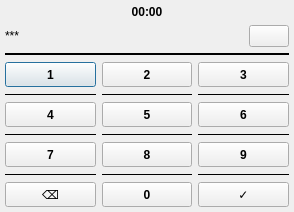
Qt form lockscreen.ui (Kobo-InkBox/lockscreen) before a commit.
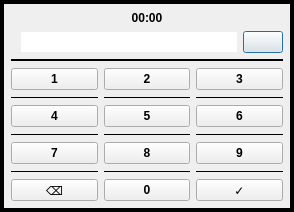
The same form after that commit.

Patch:
```diff
--- a/lockscreen.ui
+++ b/lockscreen.ui
@@ -24,18 +24,110 @@
     <enum>QLayout::SetNoConstraint</enum>
    </property>
    <property name="leftMargin">
-    <number>5</number>
+    <number>0</number>
    </property>
    <property name="topMargin">
-    <number>5</number>
+    <number>0</number>
    </property>
    <property name="rightMargin">
-    <number>5</number>
+    <number>0</number>
    </property>
    <property name="bottomMargin">
-    <number>5</number>
+    <number>0</number>
    </property>
-   <item row="4" column="0">
+   <property name="spacing">
+    <number>0</number>
+   </property>
+   <item row="0" column="0">
+    <widget class="QFrame" name="frame">
+     <property name="frameShape">
+      <enum>QFrame::Box</enum>
+     </property>
+     <property name="frameShadow">
+      <enum>QFrame::Plain</enum>
+     </property>
+     <property name="lineWidth">
+      <number>4</number>
+     </property>
+     <layout class="QGridLayout" name="gridLayout">
+      <property name="leftMargin">
+       <number>7</number>
+      </property>
+      <property name="topMargin">
+       <number>7</number>
+      </property>
+      <property name="rightMargin">
+       <number>7</number>
+      </property>
+      <property name="bottomMargin">
+       <number>7</number>
+      </property>
+      <item row="0" column="0">
+       <widget class="QLabel" name="timeLabel">
+        <property name="font">
+         <font>
+          <weight>75</weight>
+          <bold>true</bold>
+         </font>
+        </property>
+        <property name="lineWidth">
+         <number>0</number>
+        </property>
+        <property name="text">
+         <string>00:00</string>
+        </property>
+        <property name="alignment">
+         <set>Qt::AlignCenter</set>
+        </property>
+       </widget>
+      </item>
+      <item row="1" column="0">
+       <layout class="QHBoxLayout" name="horizontalLayout">
+        <property name="sizeConstraint">
+         <enum>QLayout::SetFixedSize</enum>
+        </property>
+        <property name="leftMargin">
+         <number>10</number>
+        </property>
+        <item>
+         <widget class="QLineEdit" name="passTextEdit">
+          <property name="frame">
+           <bool>false</bool>
+          </property>
+          <property name="readOnly">
+           <bool>true</bool>
+          </property>
+         </widget>
+        </item>
+        <item>
+         <widget class="QPushButton" name="ShowPasswordButton">
+          <property name="sizePolicy">
+           <sizepolicy hsizetype="Fixed" vsizetype="Fixed">
+            <horstretch>0</horstretch>
+            <verstretch>0</verstretch>
+           </sizepolicy>
+          </property>
+          <property name="text">
+           <string/>
+          </property>
+         </widget>
+        </item>
+       </layout>
+      </item>
+      <item row="2" column="0">
+       <widget class="Line" name="line_3">
+        <property name="frameShadow">
+         <enum>QFrame::Plain</enum>
+        </property>
+        <property name="lineWidth">
+         <number>2</number>
+        </property>
+        <property name="orientation">
+         <enum>Qt::Horizontal</enum>
+        </property>
+       </widget>
+      </item>
+      <item row="3" column="0">
     <layout class="QGridLayout" name="gridLayout_3">
      <property name="bottomMargin">
       <number>0</number>
@@ -358,69 +450,7 @@
      </item>
     </layout>
    </item>
-   <item row="2" column="0">
-    <layout class="QHBoxLayout" name="horizontalLayout">
-     <property name="sizeConstraint">
-      <enum>QLayout::SetFixedSize</enum>
-     </property>
-     <item>
-      <widget class="QLabel" name="label">
-       <property name="sizePolicy">
-        <sizepolicy hsizetype="Expanding" vsizetype="Preferred">
-         <horstretch>0</horstretch>
-         <verstretch>0</verstretch>
-        </sizepolicy>
-       </property>
-       <property name="text">
-        <string>***</string>
-       </property>
-      </widget>
-     </item>
-     <item>
-      <widget class="QPushButton" name="ShowPasswordButton">
-       <property name="sizePolicy">
-        <sizepolicy hsizetype="Fixed" vsizetype="Fixed">
-         <horstretch>0</horstretch>
-         <verstretch>0</verstretch>
-        </sizepolicy>
-       </property>
-       <property name="text">
-        <string/>
-       </property>
-      </widget>
-     </item>
-    </layout>
-   </item>
-   <item row="3" column="0">
-    <widget class="Line" name="line_3">
-     <property name="frameShadow">
-      <enum>QFrame::Plain</enum>
-     </property>
-     <property name="lineWidth">
-      <number>2</number>
-     </property>
-     <property name="orientation">
-      <enum>Qt::Horizontal</enum>
-     </property>
-    </widget>
-   </item>
-   <item row="1" column="0">
-    <widget class="QLabel" name="timeLabel">
-     <property name="font">
-      <font>
-       <weight>75</weight>
-       <bold>true</bold>
-      </font>
-     </property>
-     <property name="lineWidth">
-      <number>0</number>
-     </property>
-     <property name="text">
-      <string>00:00</string>
-     </property>
-     <property name="alignment">
-      <set>Qt::AlignCenter</set>
-     </property>
+     </layout>
     </widget>
    </item>
   </layout>
```
Lines whose indentation alone changed are shown as unchanged.
